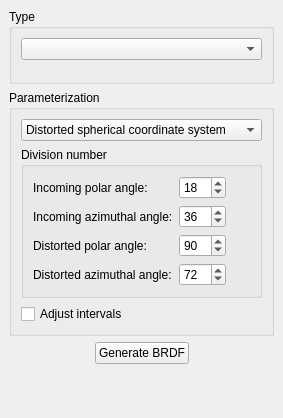
KimuraRyo/BSDFProcessor, file src/ReflectanceModelDockWidget.ui: the form before one commit.
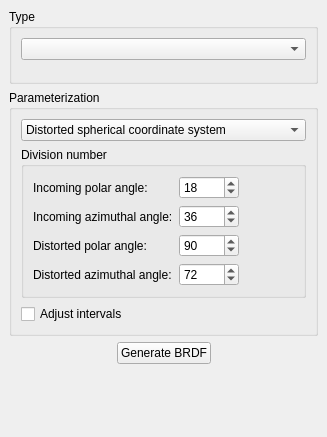
The form after the commit.

Commit message: Adjusted the UI layout

```diff
--- a/src/ReflectanceModelDockWidget.ui
+++ b/src/ReflectanceModelDockWidget.ui
@@ -6,14 +6,14 @@
    <rect>
     <x>0</x>
     <y>0</y>
-    <width>283</width>
-    <height>418</height>
+    <width>327</width>
+    <height>437</height>
    </rect>
   </property>
   <property name="minimumSize">
    <size>
-    <width>283</width>
-    <height>396</height>
+    <width>300</width>
+    <height>437</height>
    </size>
   </property>
   <property name="windowTitle">
@@ -121,6 +121,12 @@
               </item>
               <item row="0" column="1">
                <widget class="QSpinBox" name="distortedCsNumAngle0SpinBox">
+                <property name="minimumSize">
+                 <size>
+                  <width>60</width>
+                  <height>0</height>
+                 </size>
+                </property>
                 <property name="minimum">
                  <number>0</number>
                 </property>
@@ -134,6 +140,12 @@
               </item>
               <item row="1" column="1">
                <widget class="QSpinBox" name="distortedCsNumAngle1SpinBox">
+                <property name="minimumSize">
+                 <size>
+                  <width>60</width>
+                  <height>0</height>
+                 </size>
+                </property>
                 <property name="minimum">
                  <number>0</number>
                 </property>
@@ -161,6 +173,12 @@
               </item>
               <item row="2" column="1">
                <widget class="QSpinBox" name="distortedCsNumAngle2SpinBox">
+                <property name="minimumSize">
+                 <size>
+                  <width>60</width>
+                  <height>0</height>
+                 </size>
+                </property>
                 <property name="minimum">
                  <number>0</number>
                 </property>
@@ -181,6 +199,12 @@
               </item>
               <item row="3" column="1">
                <widget class="QSpinBox" name="distortedCsNumAngle3SpinBox">
+                <property name="minimumSize">
+                 <size>
+                  <width>60</width>
+                  <height>0</height>
+                 </size>
+                </property>
                 <property name="minimum">
                  <number>0</number>
                 </property>
```
Left out of the diff: 72 changed lines with no effect on the pictures. The commit also changes 2 other files.
